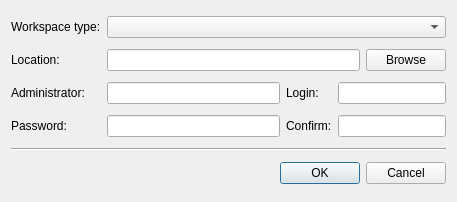
This is Src.QT/tt3-gui/NewWorkspaceDialog.ui in akapustiatyahoocouk/TimeTracker3 as Qt 5 draws it before an edit. The edited form follows.
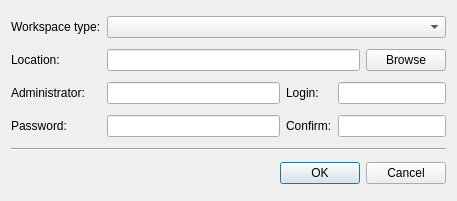
This is the edited form. Icons and pictures are not drawn.

Diff of the .ui file:
```diff
--- a/Src.QT/tt3-gui/NewWorkspaceDialog.ui
+++ b/Src.QT/tt3-gui/NewWorkspaceDialog.ui
@@ -7,7 +7,7 @@
     <x>0</x>
     <y>0</y>
     <width>457</width>
-    <height>202</height>
+    <height>201</height>
    </rect>
   </property>
   <property name="windowTitle">
```
